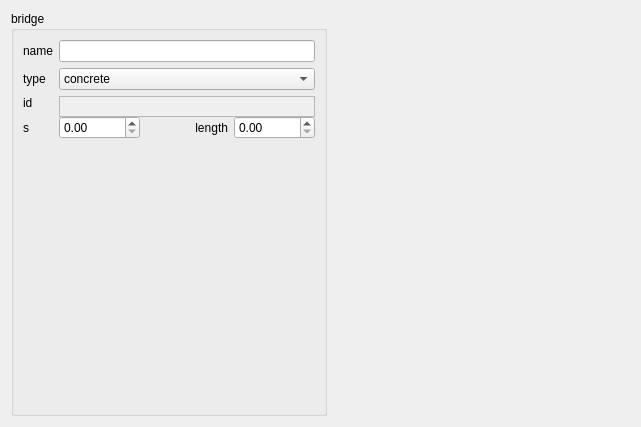
hlrs-vis/covise, file src/OpenCOVER/DrivingSim/oddlot/src/settings/widgets/bridgesettings.ui: the form before one commit.
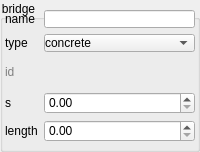
The form after the commit.

The edit to the form file:
```diff
--- a/src/OpenCOVER/DrivingSim/oddlot/src/settings/widgets/bridgesettings.ui
+++ b/src/OpenCOVER/DrivingSim/oddlot/src/settings/widgets/bridgesettings.ui
@@ -6,18 +6,49 @@
    <rect>
     <x>0</x>
     <y>0</y>
-    <width>641</width>
-    <height>427</height>
+    <width>200</width>
+    <height>152</height>
    </rect>
   </property>
+  <property name="sizePolicy">
+   <sizepolicy hsizetype="Preferred" vsizetype="Preferred">
+    <horstretch>0</horstretch>
+    <verstretch>0</verstretch>
+   </sizepolicy>
+  </property>
+  <property name="minimumSize">
+   <size>
+    <width>0</width>
+    <height>0</height>
+   </size>
+  </property>
   <property name="windowTitle">
    <string>Form</string>
   </property>
+  <property name="autoFillBackground">
+   <bool>false</bool>
+  </property>
+  <property name="styleSheet">
+   <string notr="true">padding: 0px;
+min-width: 0em;</string>
+  </property>
   <layout class="QGridLayout" name="gridLayout_2">
+   <property name="leftMargin">
+    <number>0</number>
+   </property>
+   <property name="topMargin">
+    <number>0</number>
+   </property>
+   <property name="rightMargin">
+    <number>0</number>
+   </property>
+   <property name="bottomMargin">
+    <number>0</number>
+   </property>
    <item row="0" column="0">
     <widget class="QGroupBox" name="groupBox">
      <property name="sizePolicy">
-      <sizepolicy hsizetype="Fixed" vsizetype="Preferred">
+      <sizepolicy hsizetype="Preferred" vsizetype="Preferred">
        <horstretch>0</horstretch>
        <verstretch>0</verstretch>
       </sizepolicy>
@@ -26,92 +57,27 @@
       <string>bridge</string>
      </property>
      <layout class="QGridLayout" name="gridLayout">
-      <item row="4" column="0">
-       <widget class="QLabel" name="junctionLabel">
-        <property name="text">
-         <string>s</string>
-        </property>
-       </widget>
-      </item>
+      <property name="leftMargin">
+       <number>4</number>
+      </property>
+      <property name="rightMargin">
+       <number>4</number>
+      </property>
       <item row="0" column="2">
        <layout class="QHBoxLayout" name="horizontalLayout">
         <item>
-         <widget class="QLineEdit" name="nameBox"/>
-        </item>
-       </layout>
-      </item>
-      <item row="4" column="2">
-       <layout class="QHBoxLayout" name="horizontalLayout_3">
-        <item>
-         <widget class="QDoubleSpinBox" name="sSpinBox">
-          <property name="maximum">
-           <double>99999.990000000005239</double>
+         <widget class="QLineEdit" name="nameBox">
+          <property name="autoFillBackground">
+           <bool>false</bool>
           </property>
          </widget>
         </item>
-        <item>
-         <widget class="QLabel" name="label">
-          <property name="text">
-           <string>length</string>
-          </property>
-          <property name="alignment">
-           <set>Qt::AlignRight|Qt::AlignTrailing|Qt::AlignVCenter</set>
-          </property>
-         </widget>
-        </item>
-        <item>
-         <widget class="QDoubleSpinBox" name="lengthSpinBox">
-          <property name="minimum">
-           <double>0.000000000000000</double>
-          </property>
-          <property name="maximum">
-           <double>99999.000000000000000</double>
-          </property>
-         </widget>
-        </item>
        </layout>
       </item>
-      <item row="0" column="0">
-       <widget class="QLabel" name="nameLabel">
+      <item row="3" column="0">
+       <widget class="QLabel" name="junctionLabel">
         <property name="text">
-         <string>name</string>
-        </property>
-       </widget>
-      </item>
-      <item row="2" column="2">
-       <widget class="QTextEdit" name="idBox">
-        <property name="enabled">
-         <bool>false</bool>
-        </property>
-        <property name="sizePolicy">
-         <sizepolicy hsizetype="Expanding" vsizetype="Ignored">
-          <horstretch>0</horstretch>
-          <verstretch>0</verstretch>
-         </sizepolicy>
-        </property>
-        <property name="minimumSize">
-         <size>
-          <width>0</width>
-          <height>21</height>
-         </size>
-        </property>
-        <property name="verticalScrollBarPolicy">
-         <enum>Qt::ScrollBarAlwaysOff</enum>
-        </property>
-        <property name="horizontalScrollBarPolicy">
-         <enum>Qt::ScrollBarAlwaysOff</enum>
-        </property>
-        <property name="undoRedoEnabled">
-         <bool>false</bool>
-        </property>
-        <property name="lineWrapMode">
-         <enum>QTextEdit::NoWrap</enum>
-        </property>
-        <property name="readOnly">
-         <bool>true</bool>
-        </property>
-        <property name="acceptRichText">
-         <bool>false</bool>
+         <string>s</string>
         </property>
        </widget>
       </item>
@@ -122,6 +88,23 @@
         </property>
        </widget>
       </item>
+      <item row="0" column="0">
+       <widget class="QLabel" name="nameLabel">
+        <property name="text">
+         <string>name</string>
+        </property>
+       </widget>
+      </item>
+      <item row="4" column="0">
+       <widget class="QLabel" name="label">
+        <property name="text">
+         <string>length</string>
+        </property>
+        <property name="alignment">
+         <set>Qt::AlignLeading|Qt::AlignLeft|Qt::AlignVCenter</set>
+        </property>
+       </widget>
+      </item>
       <item row="1" column="2">
        <widget class="QComboBox" name="typeComboBox">
         <item>
@@ -146,42 +129,50 @@
         </item>
        </widget>
       </item>
+      <item row="3" column="2">
+       <layout class="QHBoxLayout" name="horizontalLayout_3">
+        <item>
+         <widget class="QDoubleSpinBox" name="sSpinBox">
+          <property name="maximum">
+           <double>99999.990000000005239</double>
+          </property>
+         </widget>
+        </item>
+       </layout>
+      </item>
       <item row="2" column="0">
-       <widget class="QLabel" name="idLabel">
+       <widget class="QLabel" name="label_2">
+        <property name="styleSheet">
+         <string notr="true">color: gray;</string>
+        </property>
         <property name="text">
          <string>id</string>
         </property>
        </widget>
       </item>
-      <item row="5" column="2">
-       <spacer name="verticalSpacer">
-        <property name="orientation">
-         <enum>Qt::Vertical</enum>
+      <item row="4" column="2">
+       <widget class="QDoubleSpinBox" name="lengthSpinBox">
+        <property name="minimum">
+         <double>0.000000000000000</double>
         </property>
-        <property name="sizeHint" stdset="0">
-         <size>
-          <width>20</width>
-          <height>40</height>
-         </size>
+        <property name="maximum">
+         <double>99999.000000000000000</double>
         </property>
-       </spacer>
+       </widget>
+      </item>
+      <item row="2" column="2">
+       <widget class="QLabel" name="idLabel">
+        <property name="styleSheet">
+         <string notr="true">color: gray;</string>
+        </property>
+        <property name="text">
+         <string/>
+        </property>
+       </widget>
       </item>
      </layout>
     </widget>
    </item>
-   <item row="0" column="1">
-    <spacer name="horizontalSpacer">
-     <property name="orientation">
-      <enum>Qt::Horizontal</enum>
-     </property>
-     <property name="sizeHint" stdset="0">
-      <size>
-       <width>40</width>
-       <height>20</height>
-      </size>
-     </property>
-    </spacer>
-   </item>
   </layout>
  </widget>
  <tabstops>
```
Left out of the diff: 2 changed lines with no effect on the pictures.
